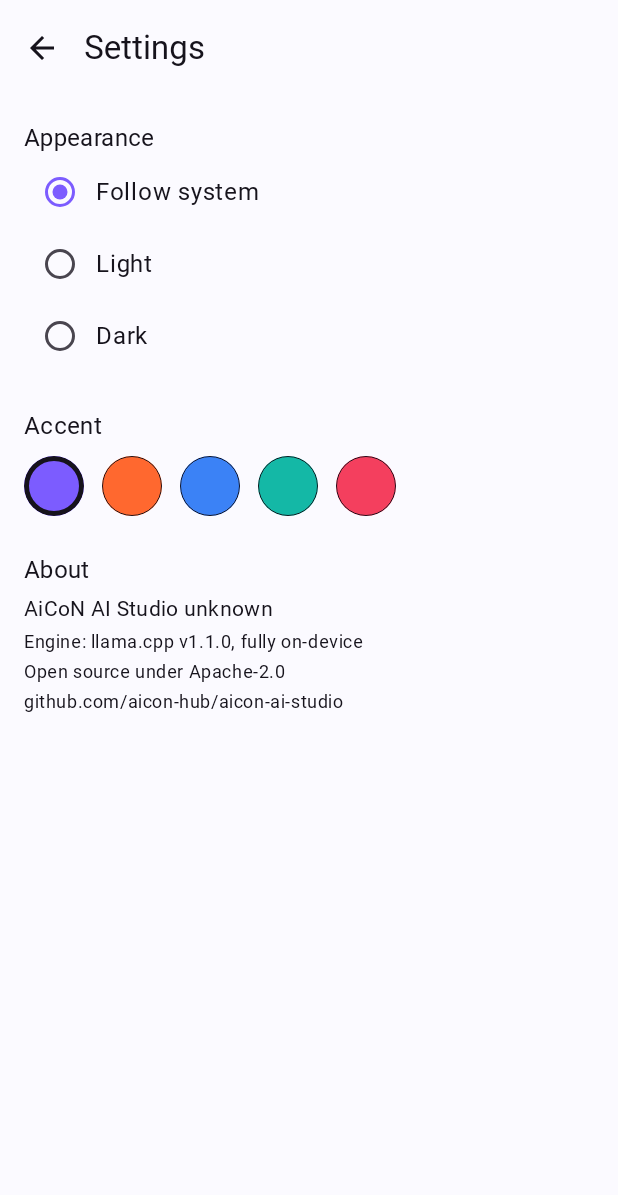
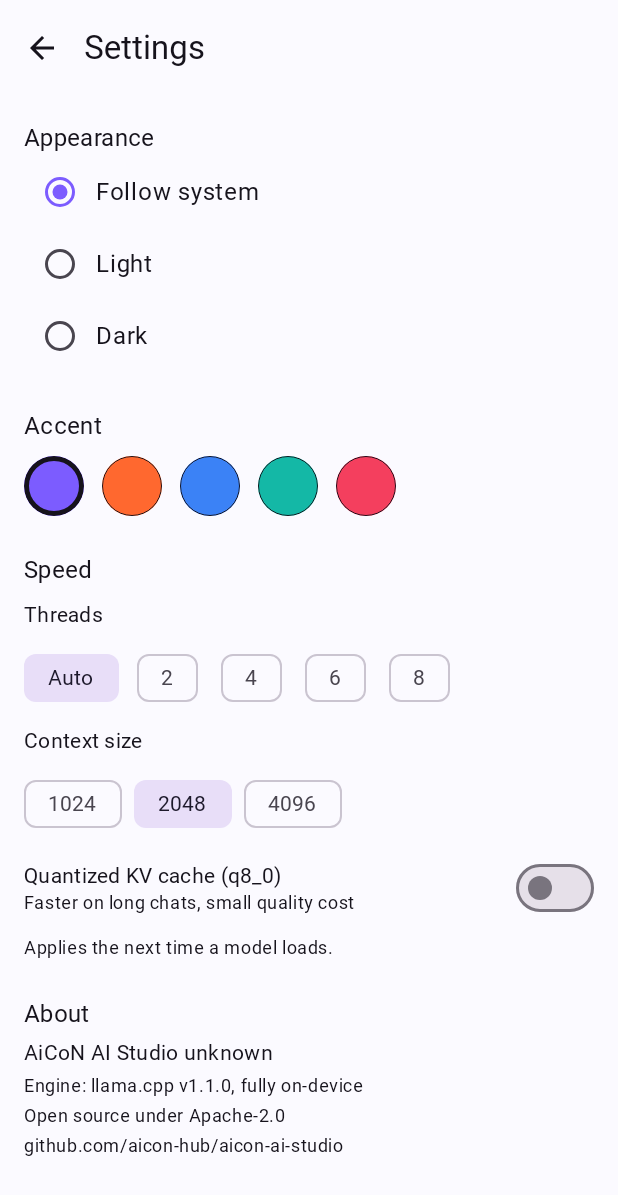
Before and after one commit to aicon-hub/aicon-ai-studio, an Android app built with Jetpack Compose: the composable SettingsScreen shown on its own in the app's theme, on a phone screen of 412 x 824 dp. Shown: the top 1195 px of the screen. Run offline under Robolectric (Android 15) with nearby library versions, the phone set to English and light mode, and no system bars; Roboto replaces fonts that are not available here.

Commit message:
feat(settings): Speed section with threads, context and KV cache

```diff
--- a/app/src/main/kotlin/dev/aicon/studio/ui/settings/SettingsScreen.kt
+++ b/app/src/main/kotlin/dev/aicon/studio/ui/settings/SettingsScreen.kt
@@ -16,11 +16,13 @@ import androidx.compose.foundation.verticalScroll
 import androidx.compose.material.icons.Icons
 import androidx.compose.material.icons.automirrored.filled.ArrowBack
 import androidx.compose.material3.ExperimentalMaterial3Api
+import androidx.compose.material3.FilterChip
 import androidx.compose.material3.Icon
 import androidx.compose.material3.IconButton
 import androidx.compose.material3.MaterialTheme
 import androidx.compose.material3.RadioButton
 import androidx.compose.material3.Scaffold
+import androidx.compose.material3.Switch
 import androidx.compose.material3.Text
 import androidx.compose.material3.TopAppBar
 import androidx.compose.runtime.Composable
@@ -102,6 +104,46 @@ fun SettingsScreen(onBack: () -> Unit) {
                     }
                 }
             }
+            Column(verticalArrangement = Arrangement.spacedBy(8.dp)) {
+                Text("Speed", style = MaterialTheme.typography.titleMedium)
+                Text("Threads", style = MaterialTheme.typography.bodyMedium)
+                Row(horizontalArrangement = Arrangement.spacedBy(8.dp)) {
+                    listOf(0 to "Auto", 2 to "2", 4 to "4", 6 to "6", 8 to "8").forEach { (value, label) ->
+                        FilterChip(
+                            selected = AppSettings.perfThreads == value,
+                            onClick = { AppSettings.setPerfThreads(context, value) },
+                            label = { Text(label) },
+                        )
+                    }
+                }
+                Text("Context size", style = MaterialTheme.typography.bodyMedium)
+                Row(horizontalArrangement = Arrangement.spacedBy(8.dp)) {
+                    AppSettings.contextSizeChoices.forEach { size ->
+                        FilterChip(
+                            selected = AppSettings.perfContextSize == size,
+                            onClick = { AppSettings.setPerfContextSize(context, size) },
+                            label = { Text(size.toString()) },
+                        )
+                    }
+                }
+                Row(verticalAlignment = Alignment.CenterVertically) {
+                    Column(modifier = Modifier.weight(1f)) {
+                        Text("Quantized KV cache (q8_0)", style = MaterialTheme.typography.bodyMedium)
+                        Text(
+                            "Faster on long chats, small quality cost",
+                            style = MaterialTheme.typography.bodySmall,
+                        )
+                    }
+                    Switch(
+                        checked = AppSettings.perfKvQ8,
+                        onCheckedChange = { AppSettings.setPerfKvQ8(context, it) },
+                    )
+                }
+                Text(
+                    "Applies the next time a model loads.",
+                    style = MaterialTheme.typography.bodySmall,
+                )
+            }
             Column(verticalArrangement = Arrangement.spacedBy(4.dp)) {
                 Text("About", style = MaterialTheme.typography.titleMedium)
                 Text("AiCoN AI Studio $version", style = MaterialTheme.typography.bodyMedium)
```
